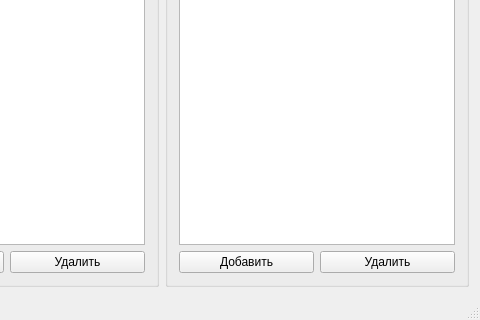
Above: mainwindow.ui from balamyt92/ManualBase before the change; both pictures show x 776 to 1256 and y 113 to 433 of the 1256 by 433 pixel window. Below: the same form after it.
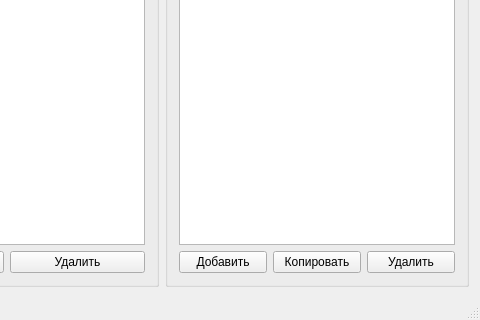
That is the form after the change.

Diff of the .ui file:
```diff
--- a/mainwindow.ui
+++ b/mainwindow.ui
@@ -110,7 +110,7 @@
        <string>Мануалы</string>
       </property>
       <layout class="QGridLayout" name="gridLayout_3">
-       <item row="0" column="0" colspan="2">
+       <item row="0" column="0" colspan="3">
         <widget class="QListView" name="ManualsListView">
          <property name="autoFillBackground">
           <bool>false</bool>
@@ -133,13 +133,20 @@
          </property>
         </widget>
        </item>
-       <item row="2" column="1">
+       <item row="2" column="2">
         <widget class="QPushButton" name="manDel">
          <property name="text">
           <string>Удалить</string>
          </property>
         </widget>
        </item>
+       <item row="2" column="1">
+        <widget class="QPushButton" name="manCopy">
+         <property name="text">
+          <string>Копировать</string>
+         </property>
+        </widget>
+       </item>
       </layout>
      </widget>
     </item>
```
